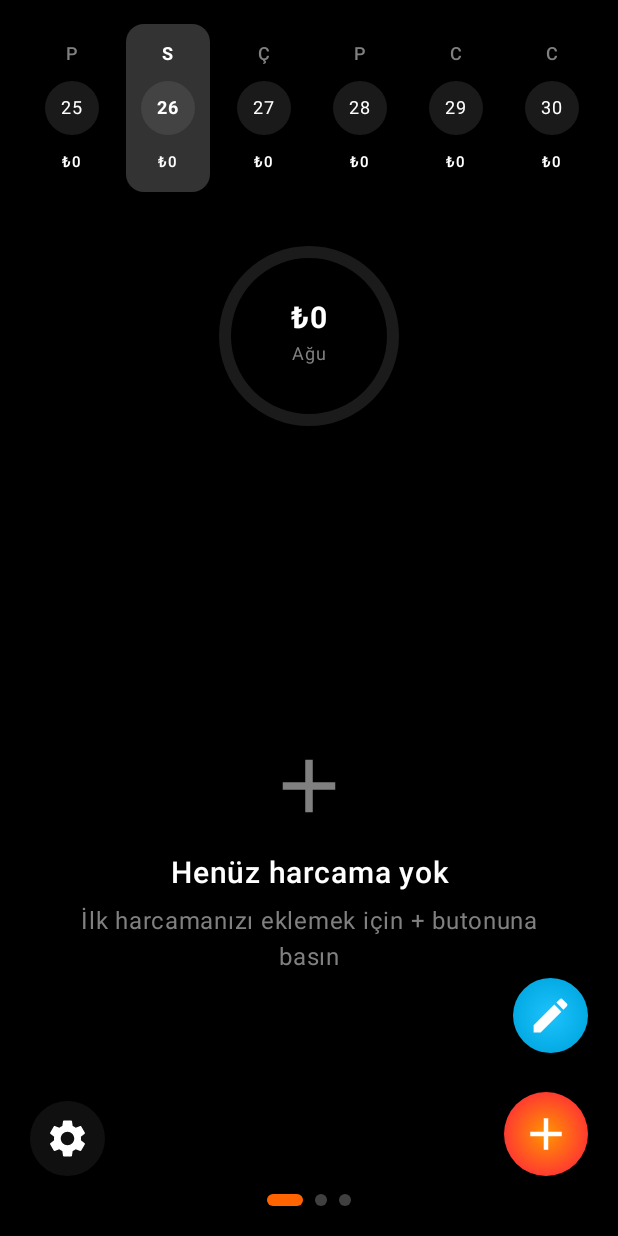
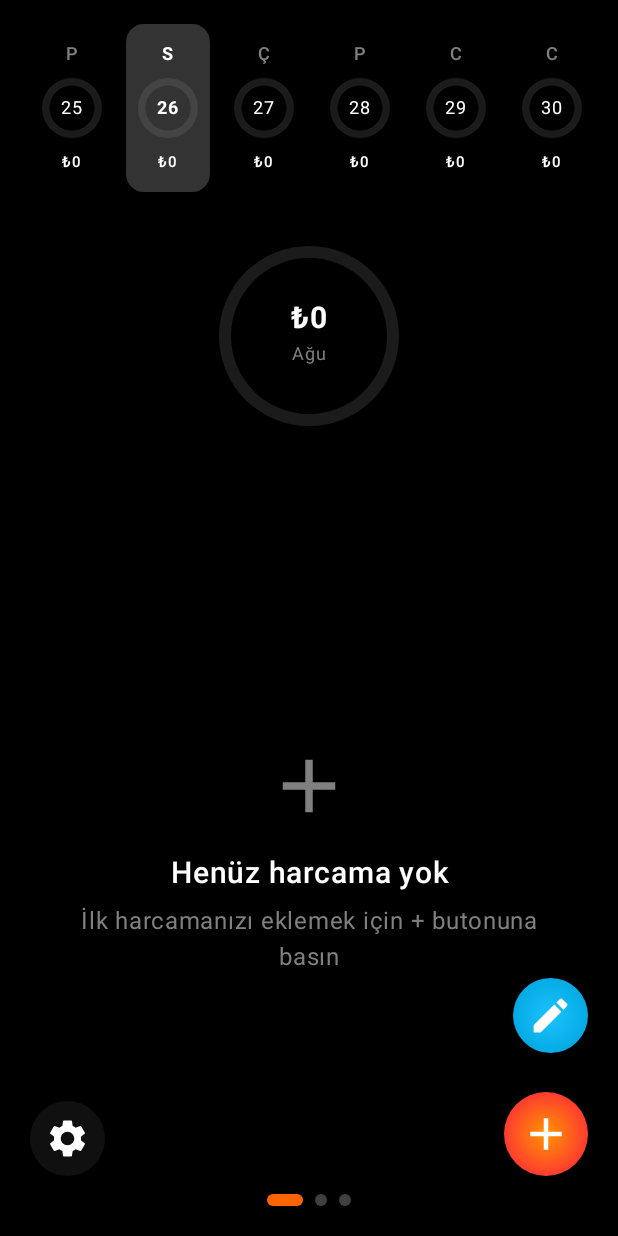
Before and after one commit to akinalpfdn/ExpenseTrackerKotlin, an Android app built with Jetpack Compose: the screen it shows after launch (MainActivity), on a phone screen of 412 x 824 dp. Run offline under Robolectric (Android 15) with nearby library versions, the phone set to English and light mode, and no system bars; our stand-ins replace Room's generated code.

Commit message:
progress bars fixed v2

```diff
--- a/app/src/main/java/com/example/expensetrackerkotlin/ui/components/DailyHistoryView.kt
+++ b/app/src/main/java/com/example/expensetrackerkotlin/ui/components/DailyHistoryView.kt
@@ -77,25 +77,13 @@ private fun DailyHistoryItem(
             contentAlignment = Alignment.Center,
             modifier = Modifier.size(40.dp)
         ) {
-            // Background ring
-            Box(
-                modifier = Modifier
-                    .size(36.dp)
-                    .background(
-                        ThemeColors.getTextGrayColor(isDarkTheme).copy(alpha = 0.2f),
-                        CircleShape
-                    )
+            // Progress ring - always show, even if progress is 0
+            ProgressRing(
+                progress = data.progressPercentage.toFloat(),
+                isLimitOver = data.isOverLimit,
+                modifier = Modifier.size(40.dp),
+                strokeWidth = 5.dp
             )
-
-            // Progress ring
-            if (data.progressPercentage > 0) {
-                ProgressRing(
-                    progress = data.progressPercentage.toFloat(),
-                    isLimitOver = data.isOverLimit,
-                    modifier = Modifier.size(36.dp),
-                    strokeWidth = 3.dp
-                )
-            }
 
             // Day number
             Text(
--- a/app/src/main/java/com/example/expensetrackerkotlin/ui/components/ProgressRingComponent.kt
+++ b/app/src/main/java/com/example/expensetrackerkotlin/ui/components/ProgressRingComponent.kt
@@ -34,13 +34,14 @@ fun ProgressRing(
 ) {
     val colors = when {
         isLimitOver -> listOf(Color.Red, Color.Red, Color.Red, Color.Red)
-        else -> listOf(Color.Green, Color.Green, Color.Green, Color.Yellow,Color.Yellow, Color.Yellow,Color.Red,Color.Red,Color.Gray.copy(alpha = 0.2f))
+        else -> {
+                listOf(Color.Green, Color.Green, Color.Green, Color.Yellow,Color.Yellow, Color.Yellow,Color.Red,Color.Red,Color.Gray.copy(alpha = 0.2f))
+
+        }
     }
 
     Canvas(
         modifier = modifier
-            .size(120.dp)
-
             .then(
                 if (onClick != null) {
                     Modifier.clickable { onClick() }
@@ -62,7 +63,6 @@ fun ProgressRing(
             style = Stroke(width = strokeWidthPx, cap = StrokeCap.Round)
         )
 
-        if (progress > 0) {
         val sweepAngle = 360f * progress
 
         // Create gradient brush - start from right (0 degrees)
@@ -90,7 +90,6 @@ fun ProgressRing(
         }
     }
 }
-}
 
 @Composable
 fun MonthlyProgressRingView(
@@ -113,6 +112,7 @@ fun MonthlyProgressRingView(
             ProgressRing(
                 progress = progressPercentage.toFloat(),
                 isLimitOver = isOverLimit,
+                modifier = Modifier.size(120.dp),
                 onClick = onTap
             )
             Column(
@@ -154,7 +154,8 @@ fun DailyProgressRingView(
         ) {
             ProgressRing(
                 progress = dailyProgressPercentage.toFloat(),
-                isLimitOver = isOverDailyLimit
+                isLimitOver = isOverDailyLimit,
+                modifier = Modifier.size(120.dp)
             )
             Column(
                 horizontalAlignment = Alignment.CenterHorizontally
--- a/app/src/main/java/com/example/expensetrackerkotlin/viewmodel/ExpenseViewModel.kt
+++ b/app/src/main/java/com/example/expensetrackerkotlin/viewmodel/ExpenseViewModel.kt
@@ -149,11 +149,7 @@ class ExpenseViewModel(
                 val totalAmount = dayExpenses.sumOf { it.getAmountInDefaultCurrency(defaultCurrency) }
                 val expenseCount = dayExpenses.size
 
-                val averageDailyLimit = if (dayExpenses.isEmpty()) {
-                    dailyLimitValue
-                } else {
-                    dayExpenses.sumOf { it.dailyLimitAtCreation } / dayExpenses.size
-                }
+                val averageDailyLimit = dailyLimitValue
 
                 DailyData(
                     date = date,
```
Lines whose indentation alone changed are shown as unchanged.
